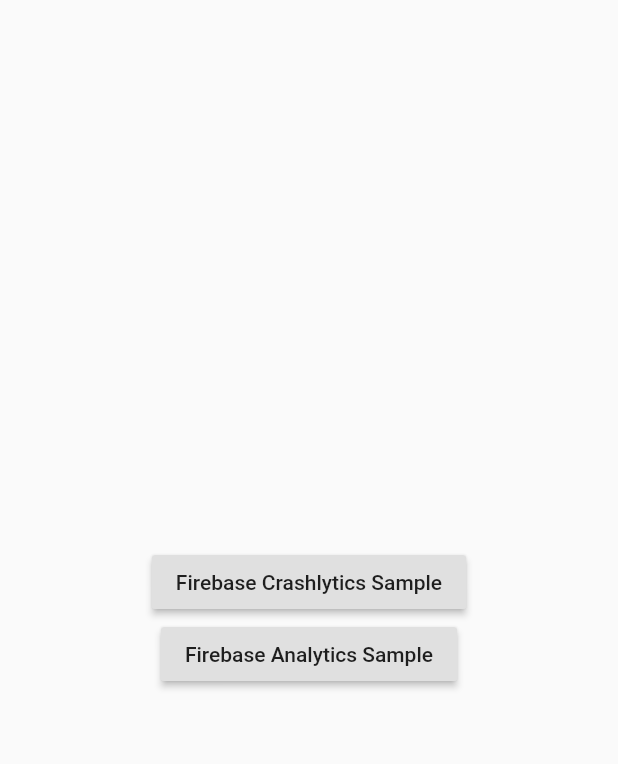
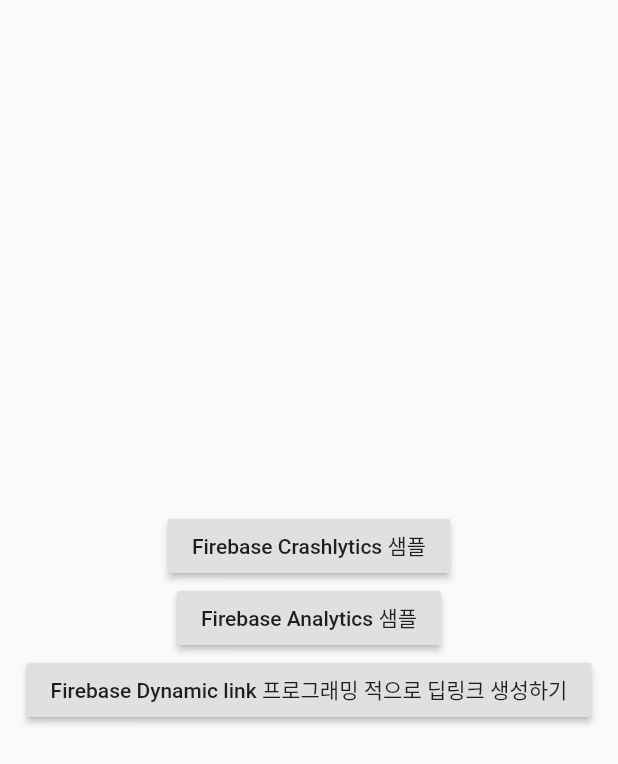
Before and after one commit to manacespereira/Flutter_Crashlytics_Analytics_Sample, a Flutter app: the screen it shows after launch, on a phone screen of 412 x 824 dp. Shown: the top 764 px of the screen. Run offline on Flutter 3.47's test engine with Material 2 defaults, Android fonts, the phone set to English and light mode, and no system bars; our stand-ins replace firebase_analytics, firebase_crashlytics, firebase_dynamic_links; accounts and stored records are empty.

Commit message:
Firebase Dynamic Link 샘플 추가(iOS 미완성)

```diff
--- a/lib/crashlytics/crash_page.dart
+++ b/lib/crashlytics/crash_page.dart
@@ -1,5 +1,6 @@
 import 'package:flutter/material.dart';
 import 'package:firebase_crashlytics/firebase_crashlytics.dart';
+import 'package:url_launcher/url_launcher.dart';
 
 class CrashlyticsPage extends StatefulWidget {
   static const String ROUTE = '/crashlytics';
--- a/lib/main.dart
+++ b/lib/main.dart
@@ -1,5 +1,6 @@
 import 'dart:async';
 
+import 'package:firebase_dynamic_links/firebase_dynamic_links.dart';
 import 'package:flutter/material.dart';
 import 'package:firebase_crashlytics/firebase_crashlytics.dart';
 import 'package:firebase_analytics/firebase_analytics.dart';
@@ -7,6 +8,10 @@ import 'package:firebase_analytics/observer.dart';
 import 'package:flutter_firebase_sample/anlytics/analytics_page.dart';
 import 'package:flutter_firebase_sample/anlytics/tabs_page.dart';
 import 'package:flutter_firebase_sample/crashlytics/crash_page.dart';
+import 'package:flutter_firebase_sample/dynamic_link/deep_link_page1.dart';
+import 'package:flutter_firebase_sample/dynamic_link/deep_link_page2.dart';
+import 'package:flutter_firebase_sample/dynamic_link/dynamic_link_generate_page.dart';
+import 'package:url_launcher/url_launcher.dart';
 
 void main() {
   // Set `enableInDevMode` to true to see reports while in debug mode
@@ -52,13 +57,49 @@ class _MyAppState extends State<MyApp> {
               observer: observer,
             ),
         TabsPage.ROUTE: (context) => TabsPage(observer),
+        DynamicLinkGeneratePage.ROUTE: (context) => DynamicLinkGeneratePage(),
+        DeeplinkPage.ROUTE: (context) => DeeplinkPage(),
+        DeeplinkPage2.ROUTE: (context) => DeeplinkPage2(),
       },
       navigatorObservers: <NavigatorObserver>[observer],
     );
   }
 }
+class Home extends StatefulWidget {
+  @override
+  _HomeState createState() => _HomeState();
+}
+class _HomeState extends State<Home> {
+  @override
+  void initState() {
+    super.initState();
+    initDynamicLinks();
+  }
 
-class Home extends StatelessWidget {
+  void initDynamicLinks() async {
+    final PendingDynamicLinkData data =
+        await FirebaseDynamicLinks.instance.getInitialLink();
+    final Uri deepLink = data?.link;
+
+    if (deepLink != null) {
+      print('deeplink path ${deepLink.path}');
+      Navigator.of(context).pushNamed(deepLink.path);
+    }
+
+    FirebaseDynamicLinks.instance.onLink(
+        onSuccess: (PendingDynamicLinkData dynamicLink) async {
+      final Uri deepLink = dynamicLink?.link;
+
+      if (deepLink != null) {
+        print('deeplink path callback ${deepLink.path}');
+        Navigator.of(context).pushNamed(deepLink.path);
+      }
+    }, onError: (OnLinkErrorException e) async {
+      print('onLinkError');
+      print(e.message);
+    });
+  }
+
   @override
   Widget build(BuildContext context) {
     return Scaffold(
@@ -67,15 +108,25 @@ class Home extends StatelessWidget {
           mainAxisAlignment: MainAxisAlignment.center,
           children: <Widget>[
             RaisedButton(
-              child: Text('Firebase Crashlytics Sample'),
+              child: Text('Firebase Crashlytics 샘플'),
               onPressed: () =>
                   Navigator.of(context).pushNamed(CrashlyticsPage.ROUTE),
             ),
             RaisedButton(
-              child: Text('Firebase Analytics Sample'),
+              child: Text('Firebase Analytics 샘플'),
               onPressed: () =>
                   Navigator.of(context).pushNamed(AnalyticsPage.ROUTE),
-            )
+            ),
+            RaisedButton(
+              child: Text('Firebase Dynamic link 프로그래밍 적으로 딥링크 생성하기'),
+              onPressed: () => Navigator.of(context)
+                  .pushNamed(DynamicLinkGeneratePage.ROUTE),
+            ),
+            // RaisedButton(
+            //   child: Text('Firebase Dynamic link 바로 딥링크 접근'),
+            //   onPressed: () =>launch('https://clientflutter.page.link/muUh'),
+            // ),
+
           ],
         ),
       ),
--- a/pubspec.yaml
+++ b/pubspec.yaml
@@ -26,6 +26,8 @@ dependencies:
   cupertino_icons: ^0.1.2
   firebase_crashlytics: ^0.1.2+5
   firebase_analytics: ^5.0.11
+  firebase_dynamic_links: ^0.5.0+9
+  url_launcher: ^5.1.6
 
 dev_dependencies:
   flutter_test:
```
Also changed, not shown: lib/dynamic_link/deep_link_page1.dart (added, +30 -0 lines), lib/dynamic_link/deep_link_page2.dart (added, +30 -0 lines), lib/dynamic_link/dynamic_link_generate_page.dart (added, +110 -0 lines), pubspec.lock, 7 other files.
